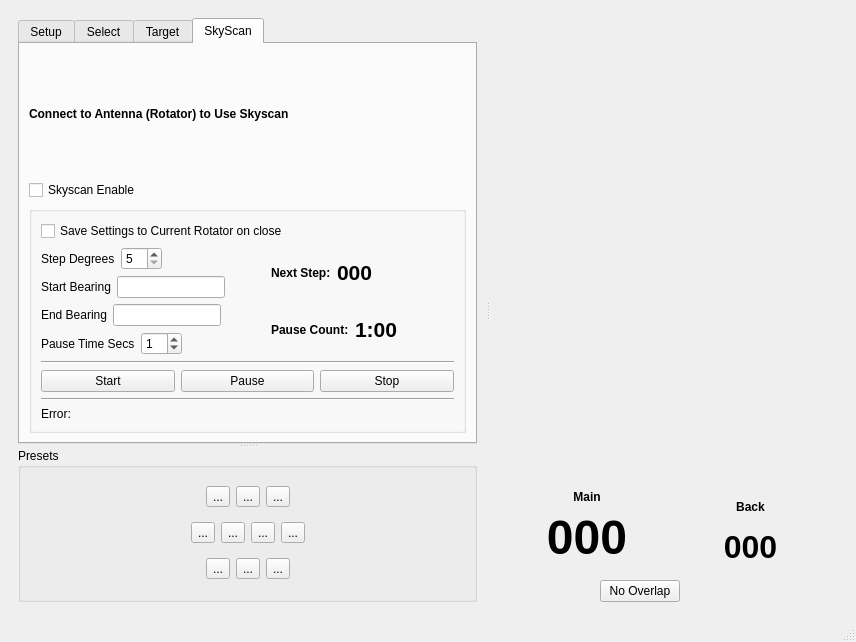
First picture: the form in mqt/MqtRotator/rotatormainwindow.ui, repository Rsclub22/Minos2-Mirror, before the edit.
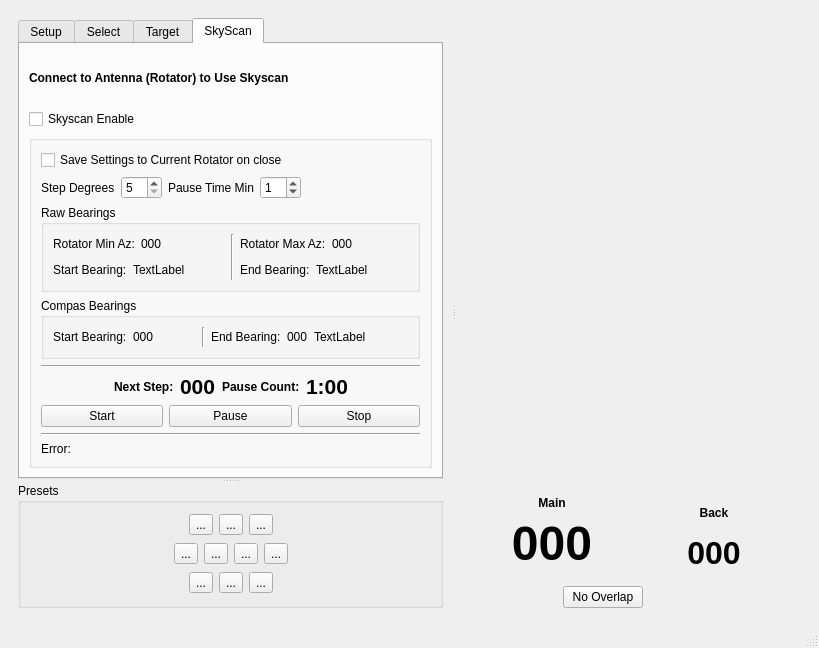
Second picture: the form after the edit. Custom widgets are drawn as their Qt base class.

Commit message: change to toolbutton up down

The edit to the form file:
```diff
--- a/mqt/MqtRotator/rotatormainwindow.ui
+++ b/mqt/MqtRotator/rotatormainwindow.ui
@@ -9,15 +9,15 @@
    <rect>
     <x>0</x>
     <y>0</y>
-    <width>856</width>
-    <height>642</height>
+    <width>819</width>
+    <height>648</height>
    </rect>
   </property>
   <property name="windowTitle">
    <string>Minos Rotator</string>
   </property>
   <widget class="QWidget" name="centralwidget">
-   <layout class="QVBoxLayout" name="verticalLayout_29">
+   <layout class="QVBoxLayout" name="verticalLayout_31">
     <item>
      <widget class="MinosSplitter" name="rotSplitter">
       <property name="orientation">
@@ -455,11 +455,7 @@
                    </layout>
                   </item>
                   <item>
-                   <layout class="QHBoxLayout" name="horizontalLayout_22">
-                    <item>
-                     <layout class="QVBoxLayout" name="verticalLayout_27">
-                      <item>
-                       <layout class="QHBoxLayout" name="horizontalLayout_23">
+                   <layout class="QHBoxLayout" name="horizontalLayout_15">
                         <item>
                          <widget class="QLabel" name="skyScanStepDegreesLabel">
                           <property name="text">
@@ -481,80 +477,9 @@
                          </widget>
                         </item>
                         <item>
-                         <spacer name="horizontalSpacer_17">
-                          <property name="orientation">
-                           <enum>Qt::Horizontal</enum>
-                          </property>
-                          <property name="sizeHint" stdset="0">
-                           <size>
-                            <width>60</width>
-                            <height>19</height>
-                           </size>
-                          </property>
-                         </spacer>
-                        </item>
-                       </layout>
-                      </item>
-                      <item>
-                       <layout class="QHBoxLayout" name="horizontalLayout_10">
-                        <item>
-                         <widget class="QLabel" name="skyScanStartBrgLabel">
-                          <property name="text">
-                           <string>Start Bearing</string>
-                          </property>
-                         </widget>
-                        </item>
-                        <item>
-                         <widget class="BearingLineEdit" name="skyScanStartBrgLineEdit"/>
-                        </item>
-                        <item>
-                         <spacer name="horizontalSpacer_15">
-                          <property name="orientation">
-                           <enum>Qt::Horizontal</enum>
-                          </property>
-                          <property name="sizeHint" stdset="0">
-                           <size>
-                            <width>40</width>
-                            <height>20</height>
-                           </size>
-                          </property>
-                         </spacer>
-                        </item>
-                       </layout>
-                      </item>
-                      <item>
-                       <layout class="QHBoxLayout" name="horizontalLayout_18">
-                        <item>
-                         <widget class="QLabel" name="skyScanEndBrgLabel">
-                          <property name="text">
-                           <string>End Bearing</string>
-                          </property>
-                         </widget>
-                        </item>
-                        <item>
-                         <widget class="BearingLineEdit" name="skyScanEndBrgLineEdit"/>
-                        </item>
-                        <item>
-                         <spacer name="horizontalSpacer_16">
-                          <property name="orientation">
-                           <enum>Qt::Horizontal</enum>
-                          </property>
-                          <property name="sizeHint" stdset="0">
-                           <size>
-                            <width>40</width>
-                            <height>20</height>
-                           </size>
-                          </property>
-                         </spacer>
-                        </item>
-                       </layout>
-                      </item>
-                      <item>
-                       <layout class="QHBoxLayout" name="horizontalLayout_15">
-                        <item>
                          <widget class="QLabel" name="skyScanPauseTimeLabel">
                           <property name="text">
-                           <string>Pause Time Secs</string>
+                       <string>Pause Time Min</string>
                           </property>
                          </widget>
                         </item>
@@ -583,13 +508,271 @@
                         </item>
                        </layout>
                       </item>
-                     </layout>
-                    </item>
+                  <item>
+                   <layout class="QVBoxLayout" name="verticalLayout_30">
+                    <item>
+                     <widget class="QGroupBox" name="skyScanRawBearingsGroupBox">
+                      <property name="title">
+                       <string>Raw Bearings</string>
+                      </property>
+                      <layout class="QVBoxLayout" name="verticalLayout_32">
+                       <item>
+                        <layout class="QHBoxLayout" name="horizontalLayout_24">
                     <item>
                      <layout class="QVBoxLayout" name="verticalLayout_26">
                       <item>
+                            <layout class="QHBoxLayout" name="horizontalLayout_14">
+                             <item>
+                              <widget class="QLabel" name="skyScanRotatorMinAzLbl">
+                               <property name="text">
+                                <string>Rotator Min Az:</string>
+                               </property>
+                              </widget>
+                             </item>
+                             <item>
+                              <widget class="QLabel" name="skyScanRotatorDisplayMinAz">
+                               <property name="text">
+                                <string>000</string>
+                               </property>
+                              </widget>
+                             </item>
+                             <item>
+                              <spacer name="horizontalSpacer_16">
+                               <property name="orientation">
+                                <enum>Qt::Horizontal</enum>
+                               </property>
+                               <property name="sizeHint" stdset="0">
+                                <size>
+                                 <width>40</width>
+                                 <height>20</height>
+                                </size>
+                               </property>
+                              </spacer>
+                             </item>
+                            </layout>
+                           </item>
+                           <item>
+                            <layout class="QHBoxLayout" name="horizontalLayout_18">
+                             <item>
+                              <widget class="QLabel" name="skyScanStartBrgLabel">
+                               <property name="text">
+                                <string>Start Bearing:</string>
+                               </property>
+                              </widget>
+                             </item>
+                             <item>
+                              <widget class="ToolButtonUpDown" name="skyScanStartBearingUpDownButtons">
+                               <property name="text">
+                                <string>TextLabel</string>
+                               </property>
+                              </widget>
+                             </item>
+                             <item>
+                              <spacer name="horizontalSpacer_15">
+                               <property name="orientation">
+                                <enum>Qt::Horizontal</enum>
+                               </property>
+                               <property name="sizeHint" stdset="0">
+                                <size>
+                                 <width>40</width>
+                                 <height>20</height>
+                                </size>
+                               </property>
+                              </spacer>
+                             </item>
+                            </layout>
+                           </item>
+                          </layout>
+                         </item>
+                         <item>
+                          <widget class="Line" name="line_3">
+                           <property name="orientation">
+                            <enum>Qt::Vertical</enum>
+                           </property>
+                          </widget>
+                         </item>
+                         <item>
+                          <layout class="QVBoxLayout" name="verticalLayout_27">
+                           <item>
+                            <layout class="QHBoxLayout" name="horizontalLayout_23">
+                             <item>
+                              <widget class="QLabel" name="skyScanRotatorMaxAzLbl">
+                               <property name="text">
+                                <string>Rotator Max Az:</string>
+                               </property>
+                              </widget>
+                             </item>
+                             <item>
+                              <widget class="QLabel" name="skyScanRotatorDisplayMaxAz">
+                               <property name="text">
+                                <string>000</string>
+                               </property>
+                              </widget>
+                             </item>
+                             <item>
+                              <spacer name="horizontalSpacer_17">
+                               <property name="orientation">
+                                <enum>Qt::Horizontal</enum>
+                               </property>
+                               <property name="sizeHint" stdset="0">
+                                <size>
+                                 <width>40</width>
+                                 <height>20</height>
+                                </size>
+                               </property>
+                              </spacer>
+                             </item>
+                            </layout>
+                           </item>
+                           <item>
                        <layout class="QHBoxLayout" name="horizontalLayout_21">
                         <item>
+                              <widget class="QLabel" name="skyScanEndBrgLabel">
+                               <property name="text">
+                                <string>End Bearing:</string>
+                               </property>
+                              </widget>
+                             </item>
+                             <item>
+                              <widget class="ToolButtonUpDown" name="skyScanEndBearingUpDownButtons">
+                               <property name="text">
+                                <string>TextLabel</string>
+                               </property>
+                              </widget>
+                             </item>
+                             <item>
+                              <spacer name="horizontalSpacer_22">
+                               <property name="orientation">
+                                <enum>Qt::Horizontal</enum>
+                               </property>
+                               <property name="sizeHint" stdset="0">
+                                <size>
+                                 <width>40</width>
+                                 <height>20</height>
+                                </size>
+                               </property>
+                              </spacer>
+                             </item>
+                            </layout>
+                           </item>
+                          </layout>
+                         </item>
+                        </layout>
+                       </item>
+                      </layout>
+                     </widget>
+                    </item>
+                    <item>
+                     <widget class="QGroupBox" name="groupBox_2">
+                      <property name="title">
+                       <string>Compas Bearings</string>
+                      </property>
+                      <layout class="QVBoxLayout" name="verticalLayout_29">
+                       <item>
+                        <layout class="QHBoxLayout" name="horizontalLayout_16">
+                         <item>
+                          <widget class="QLabel" name="skyScanCompassStartBearingLabel">
+                           <property name="text">
+                            <string>Start Bearing:</string>
+                           </property>
+                          </widget>
+                         </item>
+                         <item>
+                          <widget class="QLabel" name="skyScanCompassStartBearingDisplay">
+                           <property name="text">
+                            <string>000</string>
+                           </property>
+                          </widget>
+                         </item>
+                         <item>
+                          <spacer name="horizontalSpacer_24">
+                           <property name="orientation">
+                            <enum>Qt::Horizontal</enum>
+                           </property>
+                           <property name="sizeHint" stdset="0">
+                            <size>
+                             <width>40</width>
+                             <height>20</height>
+                            </size>
+                           </property>
+                          </spacer>
+                         </item>
+                         <item>
+                          <widget class="Line" name="line_4">
+                           <property name="orientation">
+                            <enum>Qt::Vertical</enum>
+                           </property>
+                          </widget>
+                         </item>
+                         <item>
+                          <widget class="QLabel" name="skyScanCompassEndBearingLabel">
+                           <property name="text">
+                            <string>End Bearing:</string>
+                           </property>
+                          </widget>
+                         </item>
+                         <item>
+                          <widget class="QLabel" name="skyScanCompassEndBearingDisplay">
+                           <property name="text">
+                            <string>000</string>
+                           </property>
+                          </widget>
+                         </item>
+                         <item>
+                          <widget class="QLabel" name="skyScanOverlapDisplay">
+                           <property name="text">
+                            <string>TextLabel</string>
+                           </property>
+                          </widget>
+                         </item>
+                         <item>
+                          <spacer name="horizontalSpacer_23">
+                           <property name="orientation">
+                            <enum>Qt::Horizontal</enum>
+                           </property>
+                           <property name="sizeHint" stdset="0">
+                            <size>
+                             <width>40</width>
+                             <height>20</height>
+                            </size>
+                           </property>
+                          </spacer>
+                         </item>
+                        </layout>
+                       </item>
+                      </layout>
+                     </widget>
+                    </item>
+                   </layout>
+                  </item>
+                  <item>
+                   <layout class="QHBoxLayout" name="horizontalLayout_22"/>
+                  </item>
+                  <item>
+                   <layout class="QVBoxLayout" name="verticalLayout_3">
+                    <item>
+                     <widget class="Line" name="line_2">
+                      <property name="orientation">
+                       <enum>Qt::Horizontal</enum>
+                      </property>
+                     </widget>
+                    </item>
+                    <item>
+                     <layout class="QHBoxLayout" name="horizontalLayout_10">
+                      <item>
+                       <spacer name="horizontalSpacer_20">
+                        <property name="orientation">
+                         <enum>Qt::Horizontal</enum>
+                        </property>
+                        <property name="sizeHint" stdset="0">
+                         <size>
+                          <width>40</width>
+                          <height>20</height>
+                         </size>
+                        </property>
+                       </spacer>
+                      </item>
+                      <item>
                          <widget class="QLabel" name="nextStepLbl">
                           <property name="font">
                            <font>
@@ -615,23 +798,6 @@
                          </widget>
                         </item>
                         <item>
-                         <spacer name="horizontalSpacer_20">
-                          <property name="orientation">
-                           <enum>Qt::Horizontal</enum>
-                          </property>
-                          <property name="sizeHint" stdset="0">
-                           <size>
-                            <width>78</width>
-                            <height>17</height>
-                           </size>
-                          </property>
-                         </spacer>
-                        </item>
-                       </layout>
-                      </item>
-                      <item>
-                       <layout class="QHBoxLayout" name="horizontalLayout_14">
-                        <item>
                          <widget class="QLabel" name="pauseCountLbl">
                           <property name="font">
                            <font>
@@ -671,19 +837,6 @@
                         </item>
                        </layout>
                       </item>
-                     </layout>
-                    </item>
-                   </layout>
-                  </item>
-                  <item>
-                   <layout class="QVBoxLayout" name="verticalLayout_3">
-                    <item>
-                     <widget class="Line" name="line_2">
-                      <property name="orientation">
-                       <enum>Qt::Horizontal</enum>
-                      </property>
-                     </widget>
-                    </item>
                     <item>
                      <layout class="QHBoxLayout" name="horizontalLayout_17">
                       <item>
@@ -1141,6 +1294,11 @@
    <extends>QSpinBox</extends>
    <header>rotatorMainWindow.h</header>
   </customwidget>
+  <customwidget>
+   <class>ToolButtonUpDown</class>
+   <extends>QLabel</extends>
+   <header>toolbuttonupdown.h</header>
+  </customwidget>
  </customwidgets>
  <resources/>
  <connections/>
```
Left out of the diff: 2 changed lines with no effect on the pictures. Lines whose indentation alone changed are shown as unchanged. The commit also changes 9 other files.
